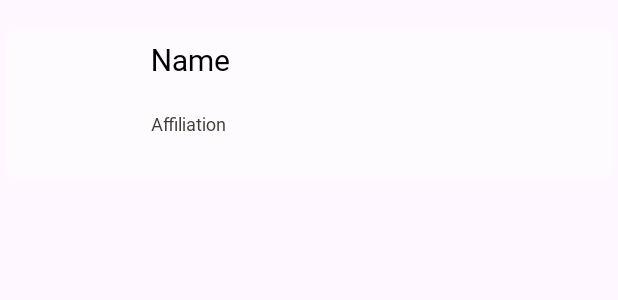
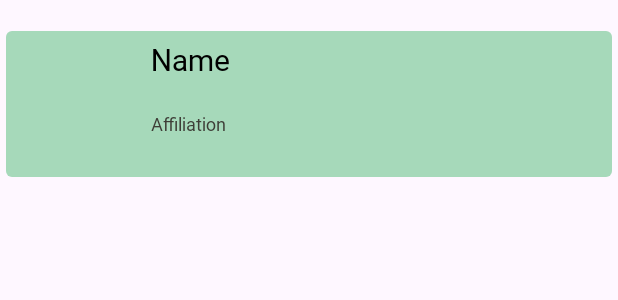
Before and after one commit to LirioMendoza/list-app, an Android app: the layout list_element.xml on its own in the app's theme, with its tools: preview values and no code run, on a phone screen of 412 x 824 dp. Shown: the top 300 px of the screen. Run offline under Robolectric (Android 15) with nearby library versions, the phone set to English and light mode, and no system bars; plain views replace RoundedImageView.

Commit message:
Cambio color

```diff
--- a/List/app/src/main/res/drawable/background_list.xml
+++ b/List/app/src/main/res/drawable/background_list.xml
@@ -1,5 +1,5 @@
 <?xml version="1.0" encoding="utf-8"?>
 <shape xmlns:android="http://schemas.android.com/apk/res/android">
-    <solid android:color="#90FFFFFF"/>
+    <solid android:color="#A6D9BA"/>
     <corners android:radius="4dp"/>
 </shape>
```
